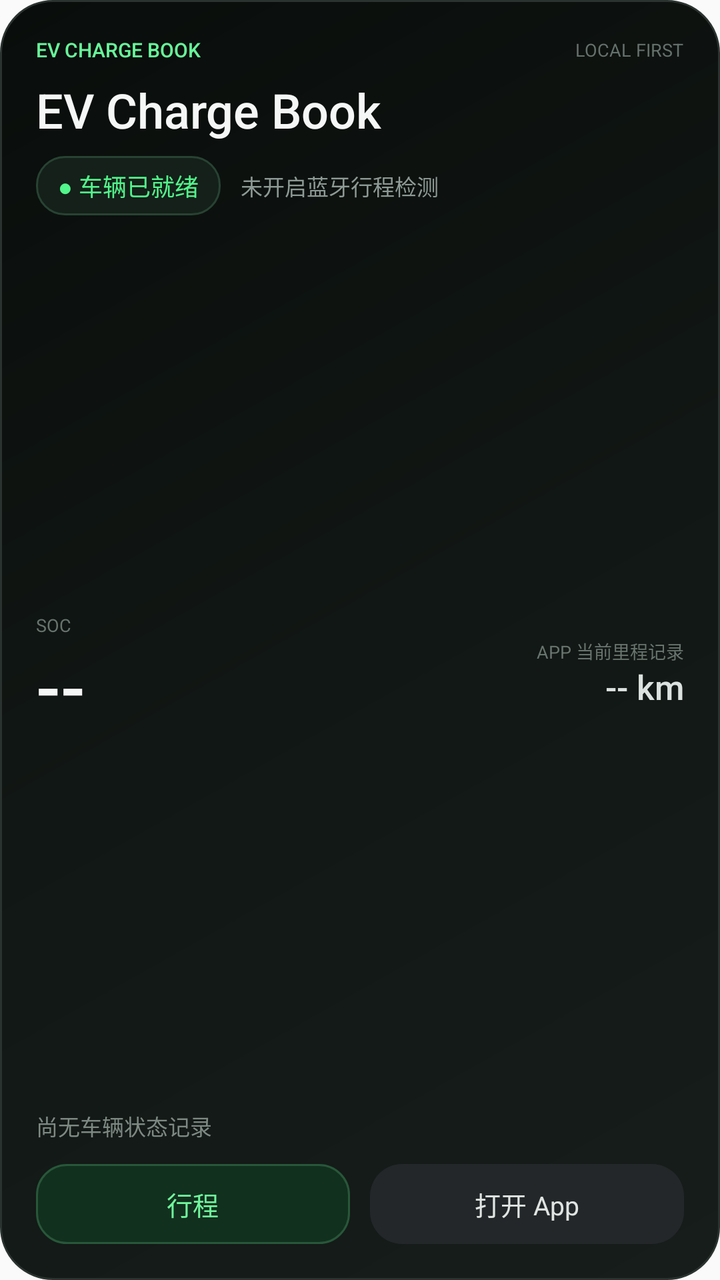
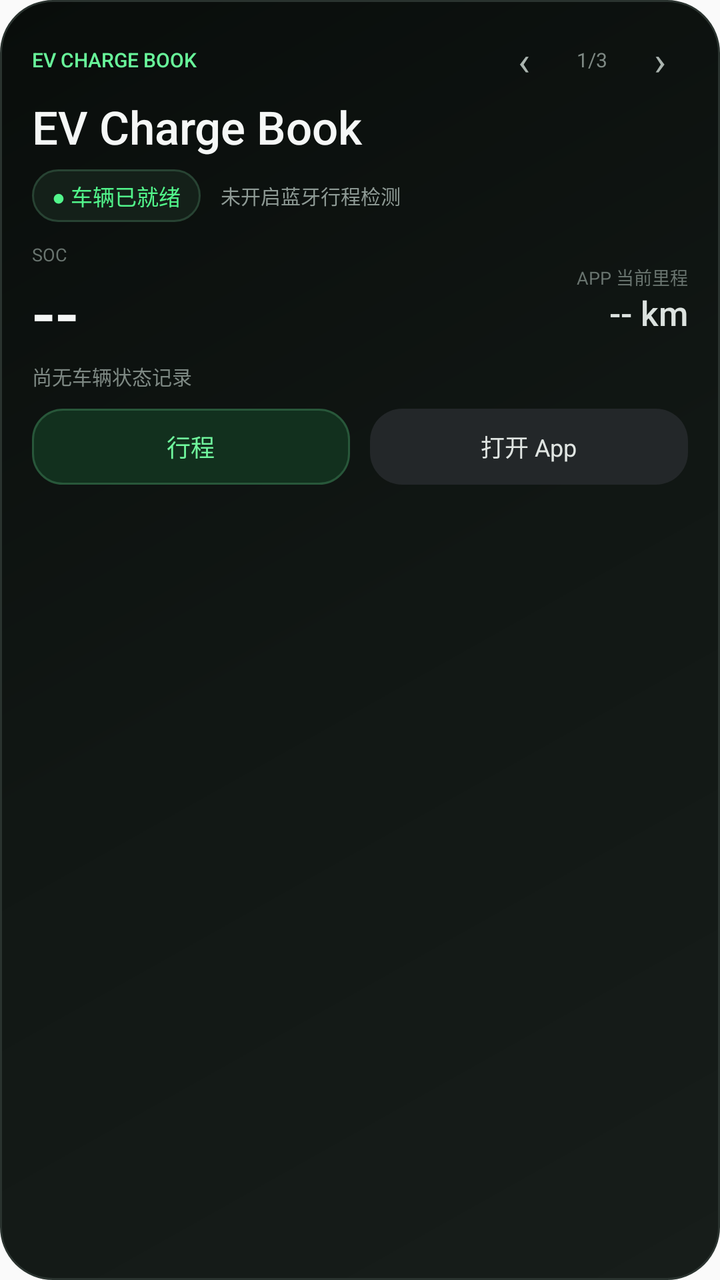

The first picture is an Android layout as it rendered before a commit; the second is the same layout after the commit. The layout source and the unified diff follow.
<!-- AndroidManifest.xml: application theme android:Theme.Material.Light.NoActionBar -->
<!-- res/layout/widget_vehicle_home_expanded.xml -->
<?xml version="1.0" encoding="utf-8"?>
<LinearLayout xmlns:android="http://schemas.android.com/apk/res/android"
    android:id="@+id/widget_root"
    android:layout_width="match_parent"
    android:layout_height="match_parent"
    android:background="@drawable/widget_vehicle_background"
    android:orientation="vertical"
    android:padding="18dp">

    <LinearLayout
        android:layout_width="match_parent"
        android:layout_height="wrap_content"
        android:gravity="center_vertical"
        android:orientation="horizontal">

        <TextView
            android:layout_width="0dp"
            android:layout_height="wrap_content"
            android:layout_weight="1"
            android:fontFamily="sans-serif-medium"
            android:text="EV CHARGE BOOK"
            android:textColor="#68F59A"
            android:textSize="10sp" />

        <TextView
            android:layout_width="wrap_content"
            android:layout_height="wrap_content"
            android:text="LOCAL FIRST"
            android:textColor="#65716C"
            android:textSize="9sp" />
    </LinearLayout>

    <TextView
        android:id="@+id/widget_vehicle_name"
        android:layout_width="match_parent"
        android:layout_height="wrap_content"
        android:layout_marginTop="7dp"
        android:ellipsize="end"
        android:fontFamily="sans-serif-medium"
        android:maxLines="1"
        android:text="EV Charge Book"
        android:textColor="#F5F7F6"
        android:textSize="24sp" />

    <LinearLayout
        android:layout_width="match_parent"
        android:layout_height="wrap_content"
        android:layout_marginTop="7dp"
        android:gravity="center_vertical"
        android:orientation="horizontal">

        <TextView
            android:id="@+id/widget_status_badge"
            android:layout_width="wrap_content"
            android:layout_height="wrap_content"
            android:background="@drawable/widget_status_background"
            android:ellipsize="end"
            android:maxLines="1"
            android:paddingLeft="11dp"
            android:paddingTop="6dp"
            android:paddingRight="11dp"
            android:paddingBottom="6dp"
            android:text="● 车辆已就绪"
            android:textColor="#52F58B"
            android:textSize="12sp" />

        <TextView
            android:id="@+id/widget_status_detail"
            android:layout_width="0dp"
            android:layout_height="wrap_content"
            android:layout_marginStart="10dp"
            android:layout_weight="1"
            android:ellipsize="end"
            android:maxLines="1"
            android:text="未开启蓝牙行程检测"
            android:textColor="#8E9A95"
            android:textSize="11sp" />
    </LinearLayout>

    <LinearLayout
        android:layout_width="match_parent"
        android:layout_height="0dp"
        android:layout_marginTop="11dp"
        android:layout_weight="1"
        android:gravity="center_vertical"
        android:orientation="horizontal">

        <LinearLayout
            android:layout_width="0dp"
            android:layout_height="wrap_content"
            android:layout_weight="1"
            android:orientation="vertical">

            <TextView
                android:layout_width="wrap_content"
                android:layout_height="wrap_content"
                android:text="SOC"
                android:textColor="#69746F"
                android:textSize="9sp" />

            <TextView
                android:id="@+id/widget_soc"
                android:layout_width="wrap_content"
                android:layout_height="wrap_content"
                android:fontFamily="sans-serif-medium"
                android:text="--"
                android:textColor="#F5F7F6"
                android:textSize="36sp" />
        </LinearLayout>

        <LinearLayout
            android:layout_width="0dp"
            android:layout_height="wrap_content"
            android:layout_weight="1"
            android:gravity="end"
            android:orientation="vertical">

            <TextView
                android:layout_width="wrap_content"
                android:layout_height="wrap_content"
                android:text="APP 当前里程记录"
                android:textColor="#69746F"
                android:textSize="9sp" />

            <TextView
                android:id="@+id/widget_mileage"
                android:layout_width="wrap_content"
                android:layout_height="wrap_content"
                android:ellipsize="end"
                android:fontFamily="sans-serif-medium"
                android:maxLines="1"
                android:text="-- km"
                android:textColor="#DCE2DF"
                android:textSize="17sp" />
        </LinearLayout>
    </LinearLayout>

    <TextView
        android:id="@+id/widget_state_label"
        android:layout_width="match_parent"
        android:layout_height="wrap_content"
        android:ellipsize="end"
        android:maxLines="1"
        android:text="尚无车辆状态记录"
        android:textColor="#7E8984"
        android:textSize="11sp" />

    <LinearLayout
        android:layout_width="match_parent"
        android:layout_height="40dp"
        android:layout_marginTop="11dp"
        android:orientation="horizontal">

        <TextView
            android:id="@+id/widget_trip_action"
            android:layout_width="0dp"
            android:layout_height="match_parent"
            android:layout_marginEnd="5dp"
            android:layout_weight="1"
            android:background="@drawable/widget_action_primary_background"
            android:gravity="center"
            android:text="行程"
            android:textColor="#70F79D"
            android:textSize="13sp" />

        <TextView
            android:id="@+id/widget_app_action"
            android:layout_width="0dp"
            android:layout_height="match_parent"
            android:layout_marginStart="5dp"
            android:layout_weight="1"
            android:background="@drawable/widget_action_background"
            android:gravity="center"
            android:text="打开 App"
            android:textColor="#E0E5E2"
            android:textSize="13sp" />
    </LinearLayout>
</LinearLayout>
<!-- resources referenced by this layout -->
<resources>
  <!-- drawable widget_action_background (drawable) -->
  <?xml version="1.0" encoding="utf-8"?>
  <shape xmlns:android="http://schemas.android.com/apk/res/android"
      android:shape="rectangle">
      <solid android:color="#232729" />
      <corners android:radius="16dp" />
  </shape>
  <!-- drawable widget_action_primary_background (drawable) -->
  <?xml version="1.0" encoding="utf-8"?>
  <shape xmlns:android="http://schemas.android.com/apk/res/android"
      android:shape="rectangle">
      <solid android:color="#12301E" />
      <corners android:radius="15dp" />
      <stroke
          android:width="1dp"
          android:color="#28573A" />
  </shape>
  <!-- drawable widget_status_background (drawable) -->
  <?xml version="1.0" encoding="utf-8"?>
  <shape xmlns:android="http://schemas.android.com/apk/res/android"
      android:shape="rectangle">
      <solid android:color="#142019" />
      <corners android:radius="14dp" />
      <stroke
          android:width="1dp"
          android:color="#284333" />
  </shape>
  <!-- drawable widget_vehicle_background (drawable) -->
  <?xml version="1.0" encoding="utf-8"?>
  <shape xmlns:android="http://schemas.android.com/apk/res/android"
      android:shape="rectangle">
      <gradient
          android:angle="315"
          android:centerColor="#111714"
          android:endColor="#171D1A"
          android:startColor="#090D0B"
          android:type="linear" />
      <corners android:radius="26dp" />
      <stroke
          android:width="1dp"
          android:color="#2A332F" />
  </shape>
</resources>

<!-- the commit's change to res/layout/widget_vehicle_home_expanded.xml (unified diff, before → after) -->
@@ -5,7 +5,7 @@
     android:layout_height="match_parent"
     android:background="@drawable/widget_vehicle_background"
     android:orientation="vertical"
-    android:padding="18dp">
+    android:padding="16dp">
 
     <LinearLayout
         android:layout_width="match_parent"
@@ -23,29 +23,49 @@
             android:textSize="10sp" />
 
         <TextView
-            android:layout_width="wrap_content"
-            android:layout_height="wrap_content"
-            android:text="LOCAL FIRST"
-            android:textColor="#65716C"
-            android:textSize="9sp" />
+            android:id="@+id/widget_page_previous"
+            android:layout_width="28dp"
+            android:layout_height="28dp"
+            android:gravity="center"
+            android:text="‹"
+            android:textColor="#AAB4AF"
+            android:textSize="20sp" />
+
+        <TextView
+            android:id="@+id/widget_page_indicator"
+            android:layout_width="40dp"
+            android:layout_height="28dp"
+            android:gravity="center"
+            android:text="1/3"
+            android:textColor="#7E8984"
+            android:textSize="10sp" />
+
+        <TextView
+            android:id="@+id/widget_page_next"
+            android:layout_width="28dp"
+            android:layout_height="28dp"
+            android:gravity="center"
+            android:text="›"
+            android:textColor="#AAB4AF"
+            android:textSize="20sp" />
     </LinearLayout>
 
     <TextView
         android:id="@+id/widget_vehicle_name"
         android:layout_width="match_parent"
         android:layout_height="wrap_content"
-        android:layout_marginTop="7dp"
+        android:layout_marginTop="4dp"
         android:ellipsize="end"
         android:fontFamily="sans-serif-medium"
         android:maxLines="1"
         android:text="EV Charge Book"
         android:textColor="#F5F7F6"
-        android:textSize="24sp" />
-
-    <LinearLayout
-        android:layout_width="match_parent"
-        android:layout_height="wrap_content"
-        android:layout_marginTop="7dp"
+        android:textSize="23sp" />
+
+    <LinearLayout
+        android:layout_width="match_parent"
+        android:layout_height="wrap_content"
+        android:layout_marginTop="6dp"
         android:gravity="center_vertical"
         android:orientation="horizontal">
 
@@ -56,13 +76,13 @@
             android:background="@drawable/widget_status_background"
             android:ellipsize="end"
             android:maxLines="1"
-            android:paddingLeft="11dp"
-            android:paddingTop="6dp"
-            android:paddingRight="11dp"
-            android:paddingBottom="6dp"
+            android:paddingLeft="10dp"
+            android:paddingTop="5dp"
+            android:paddingRight="10dp"
+            android:paddingBottom="5dp"
             android:text="● 车辆已就绪"
             android:textColor="#52F58B"
-            android:textSize="12sp" />
+            android:textSize="11sp" />
 
         <TextView
             android:id="@+id/widget_status_detail"
@@ -74,14 +94,13 @@
             android:maxLines="1"
             android:text="未开启蓝牙行程检测"
             android:textColor="#8E9A95"
-            android:textSize="11sp" />
-    </LinearLayout>
-
-    <LinearLayout
-        android:layout_width="match_parent"
-        android:layout_height="0dp"
-        android:layout_marginTop="11dp"
-        android:layout_weight="1"
+            android:textSize="10sp" />
+    </LinearLayout>
+
+    <LinearLayout
+        android:layout_width="match_parent"
+        android:layout_height="wrap_content"
+        android:layout_marginTop="10dp"
         android:gravity="center_vertical"
         android:orientation="horizontal">
 
@@ -92,6 +111,7 @@
             android:orientation="vertical">
 
             <TextView
+                android:id="@+id/widget_primary_label"
                 android:layout_width="wrap_content"
                 android:layout_height="wrap_content"
                 android:text="SOC"
@@ -99,13 +119,15 @@
                 android:textSize="9sp" />
 
             <TextView
-                android:id="@+id/widget_soc"
-                android:layout_width="wrap_content"
-                android:layout_height="wrap_content"
+                android:id="@+id/widget_primary_value"
+                android:layout_width="wrap_content"
+                android:layout_height="wrap_content"
+                android:ellipsize="end"
                 android:fontFamily="sans-serif-medium"
+                android:maxLines="1"
                 android:text="--"
                 android:textColor="#F5F7F6"
-                android:textSize="36sp" />
+                android:textSize="34sp" />
         </LinearLayout>
 
         <LinearLayout
@@ -116,14 +138,17 @@
             android:orientation="vertical">
 
             <TextView
-                android:layout_width="wrap_content"
-                android:layout_height="wrap_content"
-                android:text="APP 当前里程记录"
+                android:id="@+id/widget_secondary_label"
+                android:layout_width="wrap_content"
+                android:layout_height="wrap_content"
+                android:ellipsize="end"
+                android:maxLines="1"
+                android:text="APP 当前里程"
                 android:textColor="#69746F"
                 android:textSize="9sp" />
 
             <TextView
-                android:id="@+id/widget_mileage"
+                android:id="@+id/widget_secondary_value"
                 android:layout_width="wrap_content"
                 android:layout_height="wrap_content"
                 android:ellipsize="end"
@@ -139,16 +164,17 @@
         android:id="@+id/widget_state_label"
         android:layout_width="match_parent"
         android:layout_height="wrap_content"
+        android:layout_marginTop="2dp"
         android:ellipsize="end"
         android:maxLines="1"
         android:text="尚无车辆状态记录"
         android:textColor="#7E8984"
-        android:textSize="11sp" />
-
-    <LinearLayout
-        android:layout_width="match_parent"
-        android:layout_height="40dp"
-        android:layout_marginTop="11dp"
+        android:textSize="10sp" />
+
+    <LinearLayout
+        android:layout_width="match_parent"
+        android:layout_height="38dp"
+        android:layout_marginTop="9dp"
         android:orientation="horizontal">
 
         <TextView
@@ -161,7 +187,7 @@
             android:gravity="center"
             android:text="行程"
             android:textColor="#70F79D"
-            android:textSize="13sp" />
+            android:textSize="12sp" />
 
         <TextView
             android:id="@+id/widget_app_action"
@@ -173,6 +199,6 @@
             android:gravity="center"
             android:text="打开 App"
             android:textColor="#E0E5E2"
-            android:textSize="13sp" />
+            android:textSize="12sp" />
     </LinearLayout>
 </LinearLayout>
